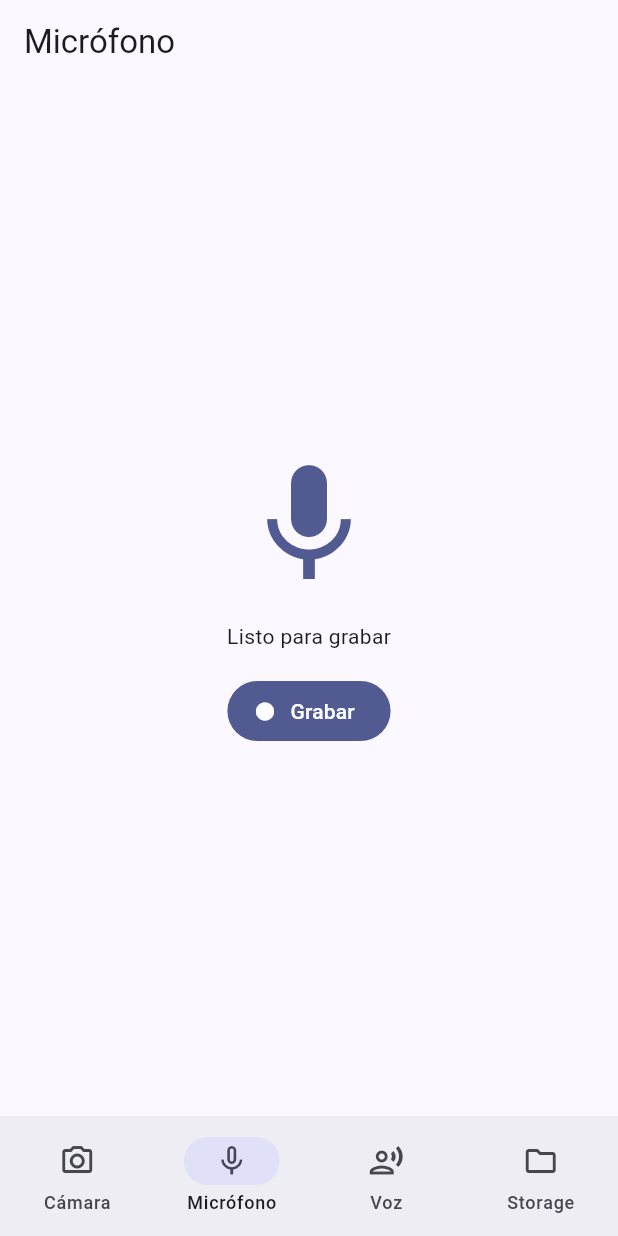
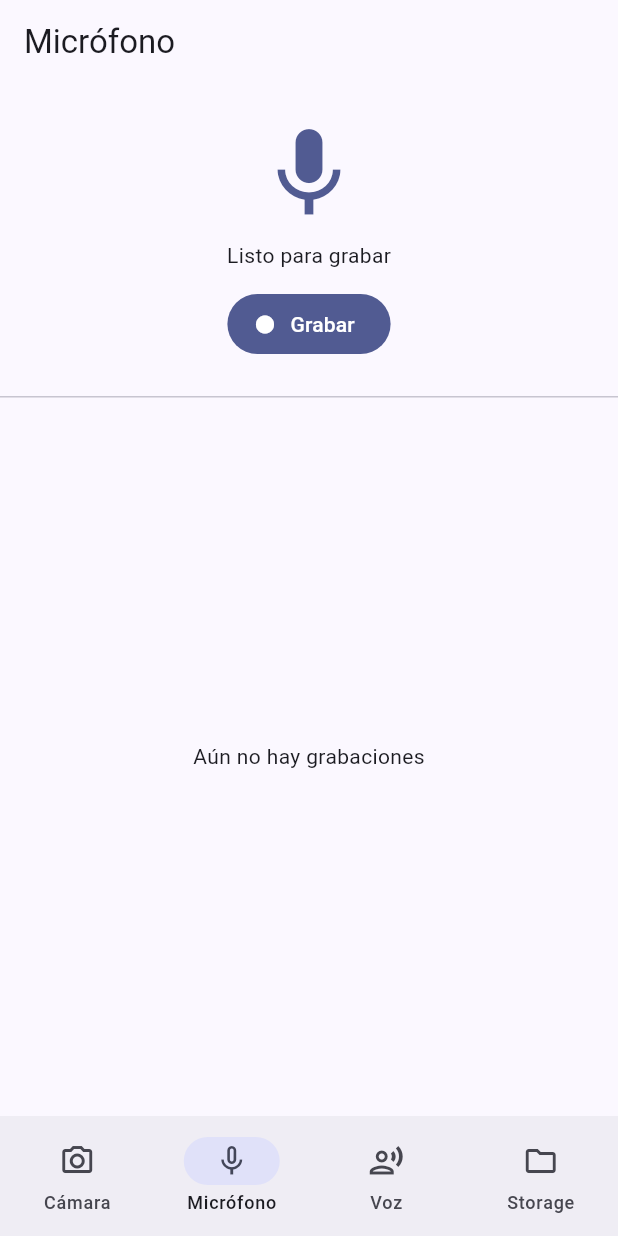
Before and after one commit to jonathan-361/actividad12, a Flutter app: the screen it shows after launch, item 2 of the bottom bar chosen, on a phone screen of 412 x 824 dp. Run offline on Flutter 3.47's test engine with Material 3 defaults, Android fonts, the phone set to English and light mode, and no system bars; our stand-ins replace audioplayers, file_picker, fluttertoast, image_picker, permission_handler, speech_to_text; missing offline and left inert: record.

Commit message:
Fix permissions and add audio player

```diff
--- a/lib/features/microphone/microphone_page.dart
+++ b/lib/features/microphone/microphone_page.dart
@@ -4,6 +4,7 @@ import 'package:permission_handler/permission_handler.dart';
 import 'package:record/record.dart';
 
 import '../../core/app_toast.dart';
+import '../../widgets/audio_player_tile.dart';
 import '../../widgets/permission_gate.dart';
 
 class MicrophonePage extends StatelessWidget {
@@ -30,8 +31,8 @@ class _MicrophoneContent extends StatefulWidget {
 
 class _MicrophoneContentState extends State<_MicrophoneContent> {
   final _recorder = AudioRecorder();
+  final List<String> _recordings = [];
   bool _isRecording = false;
-  String? _lastPath;
 
   @override
   void dispose() {
@@ -44,7 +45,7 @@ class _MicrophoneContentState extends State<_MicrophoneContent> {
       final path = await _recorder.stop();
       setState(() {
         _isRecording = false;
-        _lastPath = path;
+        if (path != null) _recordings.insert(0, path); // la más nueva arriba
       });
       AppToast.show('Grabación guardada');
       return;
@@ -61,33 +62,48 @@ class _MicrophoneContentState extends State<_MicrophoneContent> {
   Widget build(BuildContext context) {
     final theme = Theme.of(context);
 
-    return Center(
-      child: Padding(
+    return Column(
+      children: [
+        Padding(
           padding: const EdgeInsets.all(24),
           child: Column(
-          mainAxisSize: MainAxisSize.min,
             children: [
               Icon(
                 _isRecording ? Icons.graphic_eq : Icons.mic,
-              size: 96,
+                size: 72,
                 color: _isRecording ? Colors.red : theme.colorScheme.primary,
               ),
-            const SizedBox(height: 16),
+              const SizedBox(height: 8),
               Text(_isRecording ? 'Grabando...' : 'Listo para grabar'),
-            const SizedBox(height: 16),
+              const SizedBox(height: 12),
               FilledButton.icon(
                 onPressed: _toggleRecording,
-              icon: Icon(_isRecording ? Icons.stop : Icons.fiber_manual_record),
+                icon: Icon(
+                  _isRecording ? Icons.stop : Icons.fiber_manual_record,
+                ),
                 label: Text(_isRecording ? 'Detener' : 'Grabar'),
               ),
-            if (_lastPath != null) ...[
-              const SizedBox(height: 24),
-              Text('Último audio:', style: theme.textTheme.labelLarge),
-              Text(_lastPath!, textAlign: TextAlign.center),
-            ],
             ],
           ),
         ),
+        const Divider(height: 1),
+        Expanded(
+          child: _recordings.isEmpty
+              ? const Center(child: Text('Aún no hay grabaciones'))
+              : ListView.builder(
+                  padding: const EdgeInsets.symmetric(vertical: 8),
+                  itemCount: _recordings.length,
+                  itemBuilder: (context, index) {
+                    final path = _recordings[index];
+                    return AudioPlayerTile(
+                      key: ValueKey(path),
+                      path: path,
+                      title: 'Grabación ${_recordings.length - index}',
+                    );
+                  },
+                ),
+        ),
+      ],
     );
   }
 }
--- a/pubspec.yaml
+++ b/pubspec.yaml
@@ -41,6 +41,7 @@ dependencies:
   path_provider: ^2.1.6
   speech_to_text: ^7.5.0
   file_picker: ^13.4.1
+  audioplayers: ^6.8.1
 
 dev_dependencies:
   flutter_test:
```
Also changed, not shown: lib/widgets/audio_player_tile.dart (added, +107 -0 lines), pubspec.lock, 3 other files. Lines whose indentation alone changed are shown as unchanged.
